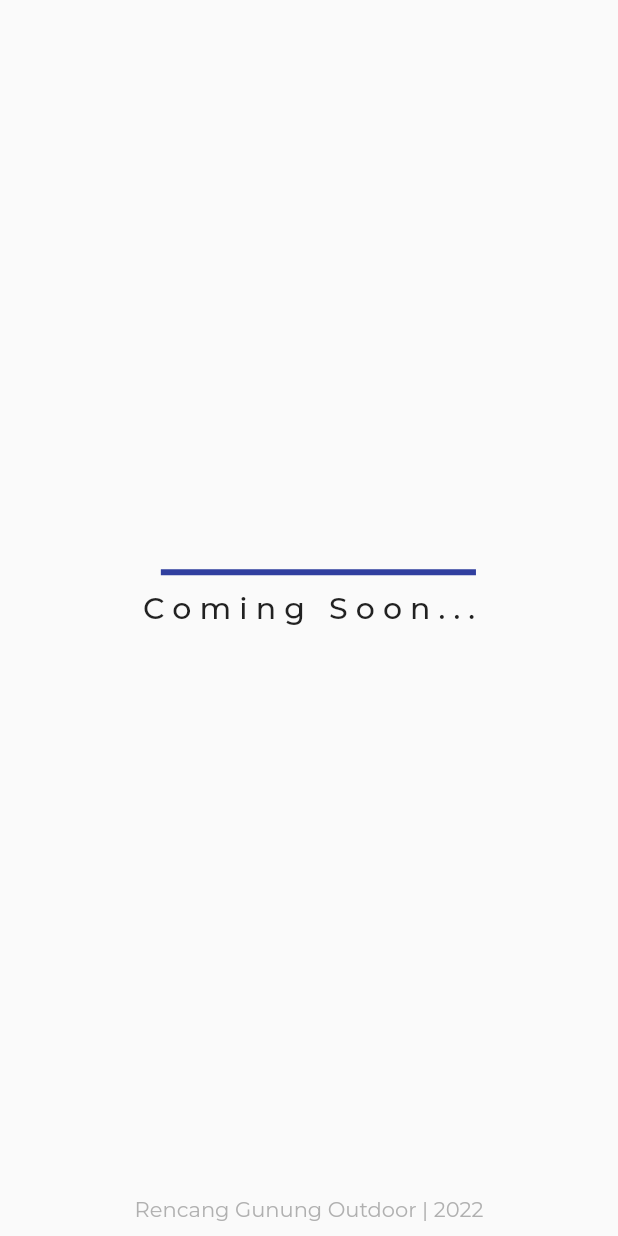
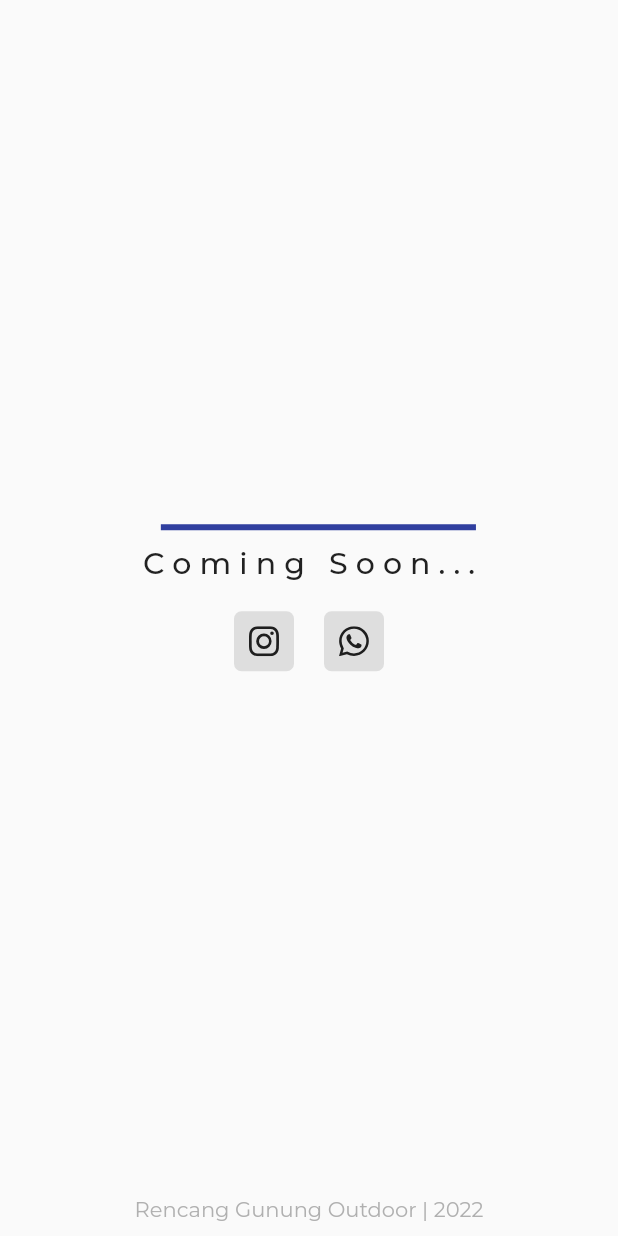
Before and after one commit to rencanggunung/rencangunung_web_flutter, a Flutter app: the screen it shows after launch, on a phone screen of 412 x 824 dp. Run offline on Flutter 3.47's test engine with Material 2 defaults, Android fonts, the light colour scheme and no system bars; our stand-ins replace google_fonts, icons_plus, url_strategy.

Commit message:
add url link

```diff
--- a/lib/main.dart
+++ b/lib/main.dart
@@ -10,7 +10,7 @@ void main() {
     title: 'Rencang Gunung Outdoor',
     theme: ThemeData(fontFamily: GoogleFonts.montserrat().fontFamily),
     debugShowCheckedModeBanner: false,
-    home: MenuView(),
+    home: const MenuView(),
   ));
 }
 
--- a/lib/views/home_view.dart
+++ b/lib/views/home_view.dart
@@ -1,13 +1,28 @@
 import 'package:flutter/material.dart';
+import 'package:icons_plus/icons_plus.dart';
+import 'package:url_launcher/url_launcher_string.dart';
 
 class MenuView extends StatefulWidget {
-  MenuView({Key? key}) : super(key: key);
+  const MenuView({Key? key}) : super(key: key);
 
   @override
   State<MenuView> createState() => _MenuViewState();
 }
 
 class _MenuViewState extends State<MenuView> {
+  // final audioplayer = AssetsAudioPlayer();
+  bool playmusic = false;
+
+  String ig = 'https://instagram.com/rencang_gunung';
+  String gmaps = 'https://g.page/rencang_gunung?share';
+
+  // @override
+  // void initState() {
+  //   audioplayer.open(Audio.liveStream(
+  //       'https://rencanggunung.com/mp3/adele_someonelikeyou.mp3'));
+  //   super.initState();
+  // }
+
   @override
   Widget build(BuildContext context) {
     return Scaffold(
@@ -26,6 +41,55 @@ class _MenuViewState extends State<MenuView> {
               'C o m i n g   S o o n . . .',
               style: TextStyle(fontSize: 20, fontWeight: FontWeight.w500),
             ),
+            const SizedBox(
+              height: 20,
+            ),
+            Row(
+              mainAxisAlignment: MainAxisAlignment.center,
+              children: [
+                Container(
+                  height: 40,
+                  width: 40,
+                  decoration: BoxDecoration(
+                      borderRadius: BorderRadius.circular(5),
+                      color: Colors.grey.withOpacity(0.3)),
+                  child: Center(
+                    child: InkWell(
+                      onTap: () {
+                        launchUrlString(ig,
+                            mode: LaunchMode.externalApplication);
+                      },
+                      child: const Icon(
+                        Bootstrap.instagram,
+                        size: 20,
+                      ),
+                    ),
+                  ),
+                ),
+                const SizedBox(
+                  width: 20,
+                ),
+                Container(
+                  height: 40,
+                  width: 40,
+                  decoration: BoxDecoration(
+                      borderRadius: BorderRadius.circular(5),
+                      color: Colors.grey.withOpacity(0.3)),
+                  child: Center(
+                    child: InkWell(
+                      onTap: () {
+                        launchUrlString(gmaps,
+                            mode: LaunchMode.externalApplication);
+                      },
+                      child: const Icon(
+                        Bootstrap.whatsapp,
+                        size: 20,
+                      ),
+                    ),
+                  ),
+                ),
+              ],
+            )
           ],
         ),
       ),
@@ -37,6 +101,21 @@ class _MenuViewState extends State<MenuView> {
           textAlign: TextAlign.center,
         ),
       ),
+      // floatingActionButton: InkWell(
+      //   onTap: () async {
+      //     setState(() {
+      //       playmusic = false;
+      //     });
+      //     playmusic == true
+      //         ? audioplayer.open(Audio.liveStream(
+      //             'https://rencanggunung.com/mp3/adele_someonelikeyou.mp3'))
+      //         : audioplayer.stop();
+      //   },
+      //   child: playmusic == true
+      //       ? const Icon(Icons.stop)
+      //       : const Icon(Icons.play_arrow),
+      // ),
+      // floatingActionButtonLocation: FloatingActionButtonLocation.miniEndTop,
     );
   }
 }
--- a/pubspec.yaml
+++ b/pubspec.yaml
@@ -35,6 +35,9 @@ dependencies:
   cupertino_icons: ^1.0.2
   google_fonts: ^3.0.1
   url_strategy: ^0.2.0
+  # assets_audio_player: ^3.0.4+3
+  icons_plus: ^2.0.1
+  url_launcher: ^6.1.3
 
 dev_dependencies:
   flutter_test:
```
Also changed, not shown: pubspec.lock, 1 other file.
